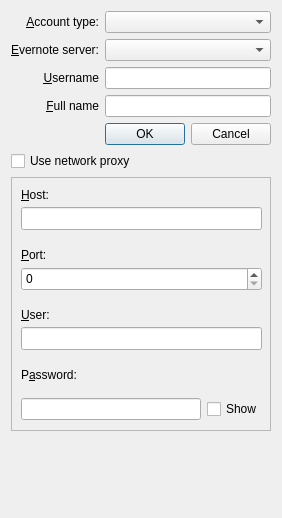
Above: src/dialogs/AddAccountDialog.ui from d1vanov/quentier before the change. Below: the same form after it.
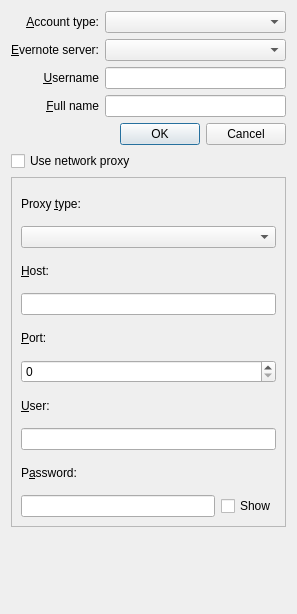
That is the form after the change.

Commit message: Issue #122: some steps forward towards supporting network proxy settings management in AddAccountDialog

Patch:
```diff
--- a/src/dialogs/AddAccountDialog.ui
+++ b/src/dialogs/AddAccountDialog.ui
@@ -6,8 +6,8 @@
    <rect>
     <x>0</x>
     <y>0</y>
-    <width>282</width>
-    <height>518</height>
+    <width>297</width>
+    <height>614</height>
    </rect>
   </property>
   <property name="windowTitle">
@@ -141,15 +141,22 @@
      <property name="frameShadow">
       <enum>QFrame::Raised</enum>
      </property>
+     <layout class="QVBoxLayout" name="verticalLayout">
+      <item>
+       <widget class="QLabel" name="networkProxyTypeLabel">
+        <property name="text">
+         <string>Proxy &amp;type:</string>
+        </property>
+        <property name="buddy">
+         <cstring>networkProxyTypeComboBox</cstring>
+        </property>
+       </widget>
+      </item>
+      <item>
+       <widget class="QComboBox" name="networkProxyTypeComboBox"/>
+      </item>
+      <item>
      <widget class="QLabel" name="networkProxyHostLabel">
-      <property name="geometry">
-       <rect>
-        <x>10</x>
-        <y>10</y>
-        <width>241</width>
-        <height>16</height>
-       </rect>
-      </property>
       <property name="text">
        <string>&amp;Host:</string>
       </property>
@@ -157,51 +164,25 @@
        <cstring>networkProxyHostLineEdit</cstring>
       </property>
      </widget>
-     <widget class="QLineEdit" name="networkProxyHostLineEdit">
-      <property name="geometry">
-       <rect>
-        <x>10</x>
-        <y>30</y>
-        <width>241</width>
-        <height>23</height>
-       </rect>
-      </property>
-     </widget>
+      </item>
+      <item>
+       <widget class="QLineEdit" name="networkProxyHostLineEdit"/>
+      </item>
+      <item>
      <widget class="QLabel" name="networkProxyPortLabel">
-      <property name="geometry">
-       <rect>
-        <x>10</x>
-        <y>70</y>
-        <width>241</width>
-        <height>16</height>
-       </rect>
-      </property>
       <property name="text">
        <string>&amp;Port:</string>
       </property>
       <property name="buddy">
-       <cstring>spinBox</cstring>
-      </property>
-     </widget>
-     <widget class="QSpinBox" name="spinBox">
-      <property name="geometry">
-       <rect>
-        <x>10</x>
-        <y>90</y>
-        <width>241</width>
-        <height>24</height>
-       </rect>
-      </property>
-     </widget>
+         <cstring>networkProxyPortSpinBox</cstring>
+        </property>
+       </widget>
+      </item>
+      <item>
+       <widget class="QSpinBox" name="networkProxyPortSpinBox"/>
+      </item>
+      <item>
      <widget class="QLabel" name="networkProxyUserLabel">
-      <property name="geometry">
-       <rect>
-        <x>10</x>
-        <y>130</y>
-        <width>241</width>
-        <height>16</height>
-       </rect>
-      </property>
       <property name="text">
        <string>&amp;User:</string>
       </property>
@@ -209,25 +190,12 @@
        <cstring>networkProxyUserLineEdit</cstring>
       </property>
      </widget>
-     <widget class="QLineEdit" name="networkProxyUserLineEdit">
-      <property name="geometry">
-       <rect>
-        <x>10</x>
-        <y>150</y>
-        <width>241</width>
-        <height>23</height>
-       </rect>
-      </property>
-     </widget>
+      </item>
+      <item>
+       <widget class="QLineEdit" name="networkProxyUserLineEdit"/>
+      </item>
+      <item>
      <widget class="QLabel" name="networkProxyPasswordLabel">
-      <property name="geometry">
-       <rect>
-        <x>10</x>
-        <y>190</y>
-        <width>241</width>
-        <height>16</height>
-       </rect>
-      </property>
       <property name="text">
        <string>P&amp;assword:</string>
       </property>
@@ -235,15 +203,8 @@
        <cstring>networkProxyPasswordLineEdit</cstring>
       </property>
      </widget>
-     <widget class="QWidget" name="">
-      <property name="geometry">
-       <rect>
-        <x>10</x>
-        <y>220</y>
-        <width>241</width>
-        <height>25</height>
-       </rect>
-      </property>
+      </item>
+      <item>
       <layout class="QHBoxLayout" name="networkProxyPasswordHorizontalLayout">
        <item>
         <widget class="QLineEdit" name="networkProxyPasswordLineEdit">
@@ -260,7 +221,8 @@
         </widget>
        </item>
       </layout>
-     </widget>
+      </item>
+     </layout>
     </widget>
    </item>
   </layout>
```
Left out of the diff: 158 changed lines with no effect on the pictures. Lines whose indentation alone changed are shown as unchanged. The commit also changes 2 other files.
